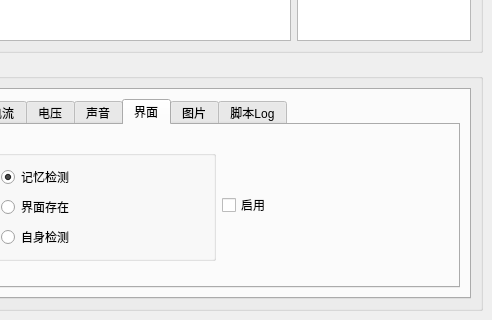
Before: the Qt Designer form SubWidget/deftheunit.ui in RoadRover-AutoTest/QtDemo, drawn with Qt 5; both pictures show x 451 to 943 and y 431 to 751 of the 943 by 751 pixel window.
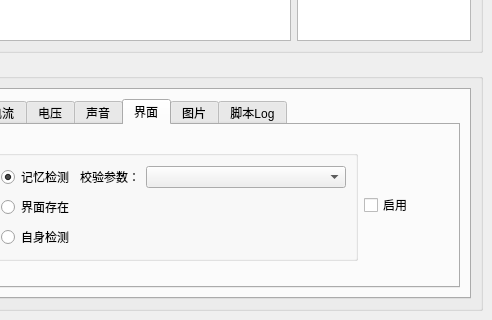
After: the same form once the commit is applied. The open tabs and pages were chosen to show the change. Icons and pictures are not drawn. Custom widgets are drawn as their Qt base class.

```diff
--- a/SubWidget/deftheunit.ui
+++ b/SubWidget/deftheunit.ui
@@ -604,6 +604,23 @@
                       </property>
                      </widget>
                     </item>
+                    <item row="0" column="1">
+                     <widget class="QLabel" name="label_11">
+                      <property name="text">
+                       <string>校验参数：</string>
+                      </property>
+                     </widget>
+                    </item>
+                    <item row="0" column="2">
+                     <widget class="QComboBox" name="comboChkParamFace">
+                      <property name="minimumSize">
+                       <size>
+                        <width>200</width>
+                        <height>0</height>
+                       </size>
+                      </property>
+                     </widget>
+                    </item>
                    </layout>
                   </widget>
                  </item>
@@ -880,6 +897,13 @@
    </property>
   </action>
  </widget>
+ <customwidgets>
+  <customwidget>
+   <class>reCheckComboBox</class>
+   <extends>QComboBox</extends>
+   <header location="global">rewrite/recheckcombobox.h</header>
+  </customwidget>
+ </customwidgets>
  <resources>
   <include location="../Images/images.qrc"/>
  </resources>
```
Left out of the diff: 83 changed lines with no effect on the pictures.
